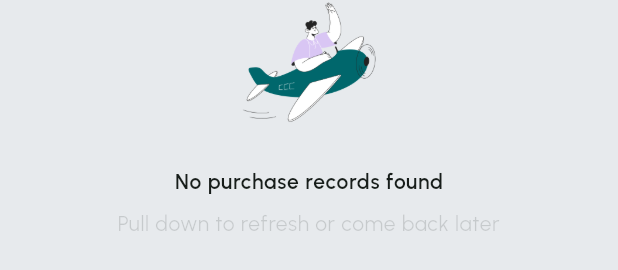
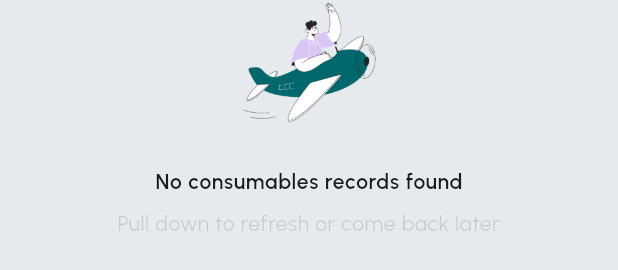
Before and after one commit to ianshaloom/Javilla, a Flutter app: the PurchasesTabWidget widget shown alone on an empty page, opened directly, on a phone screen of 412 x 824 dp. Shown: the part 503-773 px from the top of the screen. Run offline on Flutter 3.47's test engine with Material 3 defaults, Android fonts, the phone set to English and light mode, and no system bars; our stand-ins replace firebase_auth, firebase_core, flutter_dotenv, flutter_svg, get, google_sign_in and 4 more; missing offline and left inert: mysql1; accounts and stored records are empty.

Commit message:
refac: Update empty state and loading messages for clarity on sales and consumables

```diff
--- a/lib/widgets/home/empty_state_widget.dart
+++ b/lib/widgets/home/empty_state_widget.dart
@@ -16,7 +16,7 @@ class EmptyStateWidget extends StatelessWidget {
           Image.asset(ImagesPaths.comeBackLaterIllustration, height: 100),
           const SizedBox(height: 16),
           Text(
-            type == SalesumType.sales ? 'No sales records found' : 'No purchase records found',
+            type == SalesumType.sales ? 'No sales records found' : 'No consumables records found',
             style: Theme.of(context).textTheme.bodyLarge,
           ),
           const SizedBox(height: 8),
--- a/lib/widgets/home/purchases_tab_widget.dart
+++ b/lib/widgets/home/purchases_tab_widget.dart
@@ -20,7 +20,7 @@ class PurchasesTabWidget extends StatelessWidget {
 
     return Obx(() {
       if (purchaseController.isLoading) {
-        return const LoadingWidget(message: 'Loading purchase data...');
+        return const LoadingWidget(message: 'Loading consumables data...');
       }
 
       if (purchaseController.errorMessage.isNotEmpty) {
```
